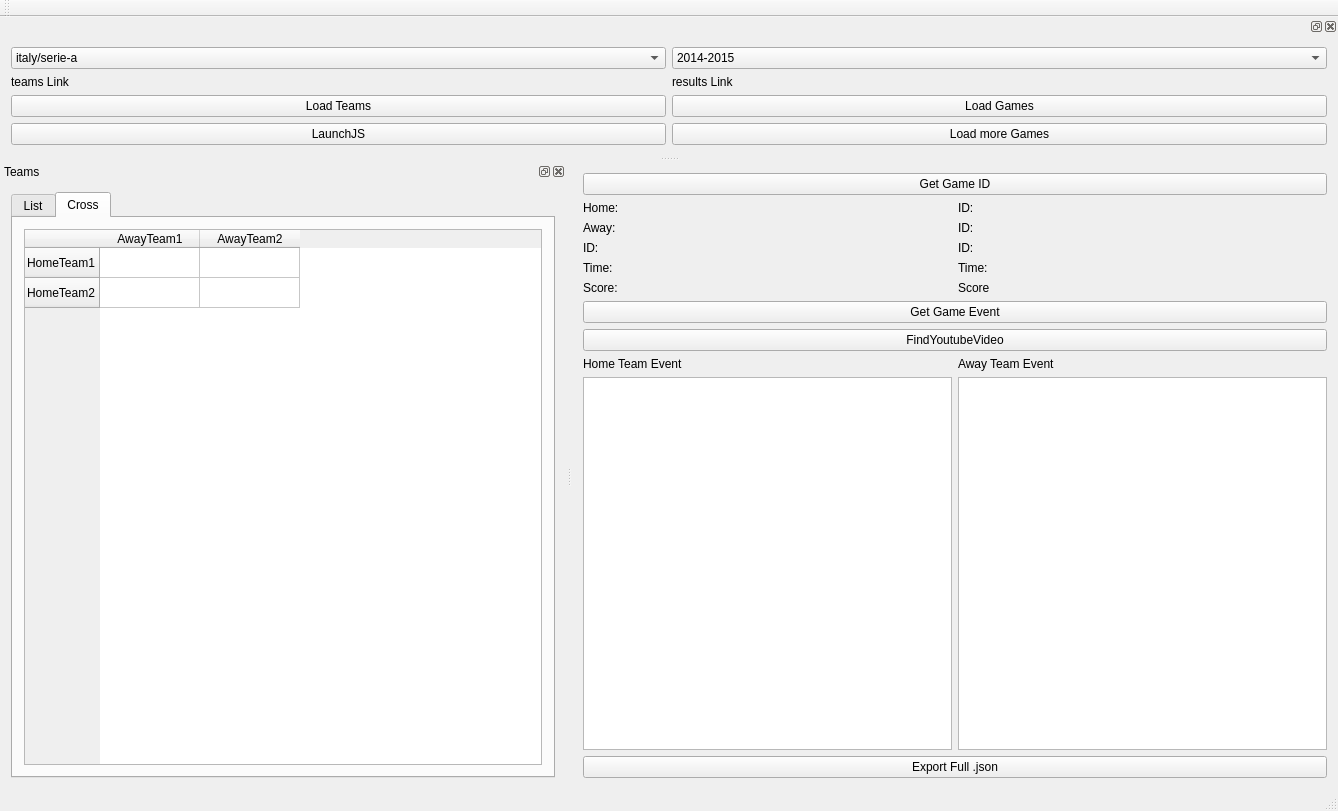
SilvioGiancola/Parser, file mainwindow.ui: the form before one commit.
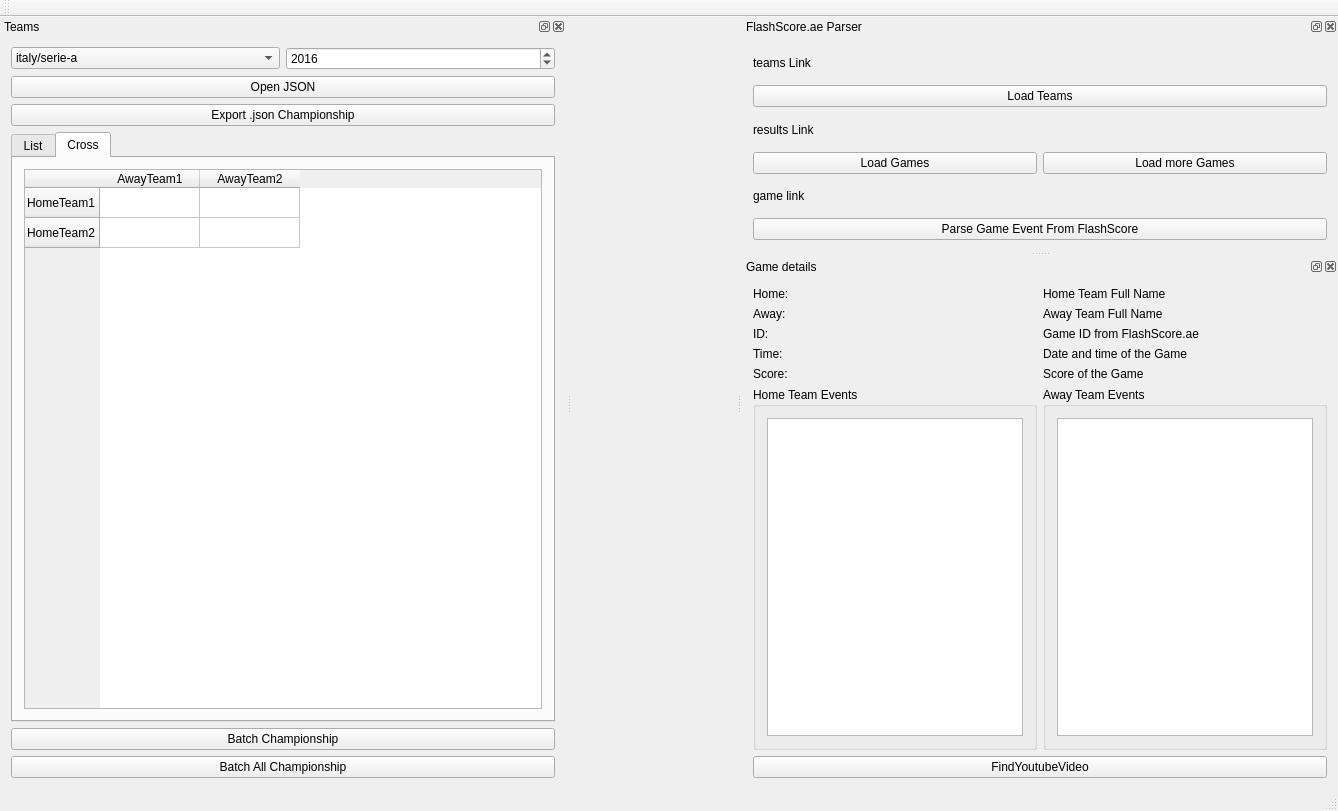
The form after the commit.

Commit message: Batch main european chamionships

Patch:
```diff
--- a/mainwindow.ui
+++ b/mainwindow.ui
@@ -14,129 +14,7 @@
    <string>MainWindow</string>
   </property>
   <widget class="QWidget" name="centralWidget">
-   <layout class="QGridLayout" name="gridLayout_3">
-    <item row="10" column="1">
-     <widget class="QListWidget" name="listWidget_eventAway"/>
-    </item>
-    <item row="3" column="0">
-     <widget class="QLabel" name="label_4">
-      <property name="text">
-       <string>ID:</string>
-      </property>
-     </widget>
-    </item>
-    <item row="3" column="1">
-     <widget class="QLabel" name="label_ID">
-      <property name="text">
-       <string>ID:</string>
-      </property>
-     </widget>
-    </item>
-    <item row="5" column="1">
-     <widget class="QLabel" name="label_Score">
-      <property name="text">
-       <string>Score</string>
-      </property>
-     </widget>
-    </item>
-    <item row="1" column="1">
-     <widget class="QLabel" name="label_HomeTeam">
-      <property name="text">
-       <string>ID:</string>
-      </property>
-     </widget>
-    </item>
-    <item row="10" column="0">
-     <widget class="QListWidget" name="listWidget_eventHome"/>
-    </item>
-    <item row="2" column="0">
-     <widget class="QLabel" name="label_6">
-      <property name="text">
-       <string>Away:</string>
-      </property>
-     </widget>
-    </item>
-    <item row="4" column="1">
-     <widget class="QLabel" name="label_Time">
-      <property name="text">
-       <string>Time:</string>
-      </property>
-     </widget>
-    </item>
-    <item row="6" column="0" colspan="2">
-     <widget class="QPushButton" name="pushButton_GetGameDetails">
-      <property name="text">
-       <string>Get Game Event</string>
-      </property>
-     </widget>
-    </item>
-    <item row="5" column="0">
-     <widget class="QLabel" name="label_5">
-      <property name="text">
-       <string>Score:</string>
-      </property>
-     </widget>
-    </item>
-    <item row="1" column="0">
-     <widget class="QLabel" name="label_7">
-      <property name="text">
-       <string>Home:</string>
-      </property>
-     </widget>
-    </item>
-    <item row="4" column="0">
-     <widget class="QLabel" name="label_3">
-      <property name="text">
-       <string>Time:</string>
-      </property>
-     </widget>
-    </item>
-    <item row="0" column="0" colspan="2">
-     <widget class="QPushButton" name="pushButton_GetGameID">
-      <property name="text">
-       <string>Get Game ID</string>
-      </property>
-     </widget>
-    </item>
-    <item row="2" column="1">
-     <widget class="QLabel" name="label_AwayTeam">
-      <property name="text">
-       <string>ID:</string>
-      </property>
-      <property name="openExternalLinks">
-       <bool>true</bool>
-      </property>
-     </widget>
-    </item>
-    <item row="8" column="0">
-     <widget class="QLabel" name="label_8">
-      <property name="text">
-       <string>Home Team Event</string>
-      </property>
-     </widget>
-    </item>
-    <item row="8" column="1">
-     <widget class="QLabel" name="label_9">
-      <property name="text">
-       <string>Away Team Event</string>
-      </property>
-     </widget>
-    </item>
-    <item row="7" column="0" colspan="2">
-     <widget class="QPushButton" name="pushButton_FindYoutubeVideo">
-      <property name="text">
-       <string>FindYoutubeVideo</string>
-      </property>
-     </widget>
-    </item>
-    <item row="11" column="0" colspan="2">
-     <widget class="QPushButton" name="pushButton_ExportJSON">
-      <property name="text">
-       <string>Export Full .json</string>
-      </property>
-     </widget>
-    </item>
-   </layout>
+   <layout class="QGridLayout" name="gridLayout_3"/>
   </widget>
   <widget class="QMenuBar" name="menuBar">
    <property name="geometry">
@@ -157,101 +35,10 @@
    </attribute>
   </widget>
   <widget class="QStatusBar" name="statusBar"/>
-  <widget class="QDockWidget" name="dockWidget">
-   <attribute name="dockWidgetArea">
-    <number>4</number>
-   </attribute>
-   <widget class="QWidget" name="dockWidgetContents_2">
-    <layout class="QGridLayout" name="gridLayout_2">
-     <item row="0" column="0">
-      <widget class="QComboBox" name="comboBox_league">
-       <item>
-        <property name="text">
-         <string>italy/serie-a</string>
-        </property>
-       </item>
-       <item>
-        <property name="text">
-         <string>germany/bundesliga</string>
-        </property>
-       </item>
-       <item>
-        <property name="text">
-         <string>spain/laliga</string>
-        </property>
-       </item>
-       <item>
-        <property name="text">
-         <string>england/epl</string>
-        </property>
-       </item>
-       <item>
-        <property name="text">
-         <string>france/ligue-1</string>
-        </property>
-       </item>
-      </widget>
-     </item>
-     <item row="0" column="2">
-      <widget class="QComboBox" name="comboBox_season">
-       <item>
-        <property name="text">
-         <string>2014-2015</string>
-        </property>
-       </item>
-       <item>
-        <property name="text">
-         <string>2015-2016</string>
-        </property>
-       </item>
-      </widget>
-     </item>
-     <item row="2" column="0">
-      <widget class="QPushButton" name="pushButton_LoadTeams">
-       <property name="text">
-        <string>Load Teams</string>
-       </property>
-      </widget>
-     </item>
-     <item row="3" column="2">
-      <widget class="QPushButton" name="pushButton_LoadMore">
-       <property name="text">
-        <string>Load more Games</string>
-       </property>
-      </widget>
-     </item>
-     <item row="1" column="2">
-      <widget class="QLabel" name="label_linkResults">
-       <property name="text">
-        <string>results Link</string>
-       </property>
-      </widget>
-     </item>
-     <item row="1" column="0">
-      <widget class="QLabel" name="label_linkTeams">
-       <property name="text">
-        <string>teams Link</string>
-       </property>
-      </widget>
-     </item>
-     <item row="3" column="0">
-      <widget class="QPushButton" name="pushButton_launchJS">
-       <property name="text">
-        <string>LaunchJS</string>
-       </property>
-      </widget>
-     </item>
-     <item row="2" column="2">
-      <widget class="QPushButton" name="pushButton_LoadGames">
-       <property name="text">
-        <string>Load Games</string>
-       </property>
-      </widget>
-     </item>
-    </layout>
-   </widget>
-  </widget>
   <widget class="QDockWidget" name="dockWidget_Teams">
+   <property name="enabled">
+    <bool>true</bool>
+   </property>
    <property name="windowTitle">
     <string>Teams</string>
    </property>
@@ -260,8 +47,25 @@
    </attribute>
    <widget class="QWidget" name="dockWidgetContents">
     <layout class="QGridLayout" name="gridLayout">
-     <item row="0" column="1">
+     <item row="5" column="1">
+      <widget class="QPushButton" name="pushButton_BatchChampionship">
+       <property name="text">
+        <string>Batch Championship</string>
+       </property>
+      </widget>
+     </item>
+     <item row="2" column="1">
+      <widget class="QPushButton" name="pushButton_OpenJSON">
+       <property name="text">
+        <string>Open JSON</string>
+       </property>
+      </widget>
+     </item>
+     <item row="4" column="1">
       <widget class="QTabWidget" name="tabWidget">
+       <property name="enabled">
+        <bool>true</bool>
+       </property>
        <property name="currentIndex">
         <number>1</number>
        </property>
@@ -293,6 +97,9 @@
         </layout>
        </widget>
        <widget class="QWidget" name="tab_2">
+        <property name="enabled">
+         <bool>true</bool>
+        </property>
         <attribute name="title">
          <string>Cross</string>
         </attribute>
@@ -323,6 +130,249 @@
          </item>
         </layout>
        </widget>
+      </widget>
+     </item>
+     <item row="3" column="1">
+      <widget class="QPushButton" name="pushButton_ExportJSON">
+       <property name="text">
+        <string>Export .json Championship</string>
+       </property>
+      </widget>
+     </item>
+     <item row="1" column="1">
+      <layout class="QHBoxLayout" name="horizontalLayout">
+       <item>
+        <widget class="QComboBox" name="comboBox_league">
+         <item>
+          <property name="text">
+           <string>italy/serie-a</string>
+          </property>
+         </item>
+         <item>
+          <property name="text">
+           <string>germany/bundesliga</string>
+          </property>
+         </item>
+         <item>
+          <property name="text">
+           <string>spain/laliga</string>
+          </property>
+         </item>
+         <item>
+          <property name="text">
+           <string>england/epl</string>
+          </property>
+         </item>
+         <item>
+          <property name="text">
+           <string>france/ligue-1</string>
+          </property>
+         </item>
+        </widget>
+       </item>
+       <item>
+        <widget class="QSpinBox" name="spinBox_year">
+         <property name="minimum">
+          <number>2000</number>
+         </property>
+         <property name="maximum">
+          <number>2020</number>
+         </property>
+         <property name="value">
+          <number>2016</number>
+         </property>
+        </widget>
+       </item>
+      </layout>
+     </item>
+     <item row="6" column="1">
+      <widget class="QPushButton" name="pushButton_BatchAllChampionship">
+       <property name="text">
+        <string>Batch All Championship</string>
+       </property>
+      </widget>
+     </item>
+    </layout>
+   </widget>
+  </widget>
+  <widget class="QDockWidget" name="dockWidget_2">
+   <property name="maximumSize">
+    <size>
+     <width>600</width>
+     <height>524287</height>
+    </size>
+   </property>
+   <property name="windowTitle">
+    <string>FlashScore.ae Parser</string>
+   </property>
+   <attribute name="dockWidgetArea">
+    <number>2</number>
+   </attribute>
+   <widget class="QWidget" name="dockWidgetContents_3">
+    <layout class="QGridLayout" name="gridLayout_8">
+     <item row="3" column="1">
+      <widget class="QPushButton" name="pushButton_LoadMore">
+       <property name="text">
+        <string>Load more Games</string>
+       </property>
+      </widget>
+     </item>
+     <item row="1" column="0" colspan="2">
+      <widget class="QPushButton" name="pushButton_LoadTeams">
+       <property name="text">
+        <string>Load Teams</string>
+       </property>
+      </widget>
+     </item>
+     <item row="2" column="0" colspan="2">
+      <widget class="QLabel" name="label_linkResults">
+       <property name="text">
+        <string>results Link</string>
+       </property>
+      </widget>
+     </item>
+     <item row="3" column="0">
+      <widget class="QPushButton" name="pushButton_LoadGames">
+       <property name="text">
+        <string>Load Games</string>
+       </property>
+      </widget>
+     </item>
+     <item row="0" column="0" colspan="2">
+      <widget class="QLabel" name="label_linkTeams">
+       <property name="text">
+        <string>teams Link</string>
+       </property>
+      </widget>
+     </item>
+     <item row="4" column="0" colspan="2">
+      <widget class="QLabel" name="label_linkGame">
+       <property name="text">
+        <string>game link</string>
+       </property>
+      </widget>
+     </item>
+     <item row="5" column="0" colspan="2">
+      <widget class="QPushButton" name="pushButton_GetGameDetails">
+       <property name="text">
+        <string>Parse Game Event From FlashScore</string>
+       </property>
+      </widget>
+     </item>
+    </layout>
+   </widget>
+  </widget>
+  <widget class="QDockWidget" name="dockWidget_3">
+   <property name="windowTitle">
+    <string>Game details</string>
+   </property>
+   <attribute name="dockWidgetArea">
+    <number>2</number>
+   </attribute>
+   <widget class="QWidget" name="dockWidgetContents_4">
+    <layout class="QGridLayout" name="gridLayout_9">
+     <item row="3" column="0">
+      <widget class="QLabel" name="label_3">
+       <property name="text">
+        <string>Time:</string>
+       </property>
+      </widget>
+     </item>
+     <item row="1" column="0">
+      <widget class="QLabel" name="label_6">
+       <property name="text">
+        <string>Away:</string>
+       </property>
+      </widget>
+     </item>
+     <item row="5" column="1">
+      <widget class="QGroupBox" name="groupBox_2">
+       <property name="title">
+        <string>Away Team Events</string>
+       </property>
+       <layout class="QGridLayout" name="gridLayout_7">
+        <item row="0" column="0">
+         <widget class="QListWidget" name="listWidget_eventAway"/>
+        </item>
+       </layout>
+      </widget>
+     </item>
+     <item row="5" column="0">
+      <widget class="QGroupBox" name="groupBox">
+       <property name="title">
+        <string>Home Team Events</string>
+       </property>
+       <layout class="QGridLayout" name="gridLayout_6">
+        <item row="0" column="0">
+         <widget class="QListWidget" name="listWidget_eventHome"/>
+        </item>
+       </layout>
+      </widget>
+     </item>
+     <item row="4" column="1">
+      <widget class="QLabel" name="label_Score">
+       <property name="text">
+        <string>Score of the Game</string>
+       </property>
+      </widget>
+     </item>
+     <item row="0" column="1">
+      <widget class="QLabel" name="label_HomeTeam">
+       <property name="text">
+        <string>Home Team Full Name</string>
+       </property>
+      </widget>
+     </item>
+     <item row="4" column="0">
+      <widget class="QLabel" name="label_5">
+       <property name="text">
+        <string>Score:</string>
+       </property>
+      </widget>
+     </item>
+     <item row="2" column="1">
+      <widget class="QLabel" name="label_ID">
+       <property name="text">
+        <string>Game ID from FlashScore.ae</string>
+       </property>
+      </widget>
+     </item>
+     <item row="1" column="1">
+      <widget class="QLabel" name="label_AwayTeam">
+       <property name="text">
+        <string>Away Team Full Name</string>
+       </property>
+       <property name="openExternalLinks">
+        <bool>true</bool>
+       </property>
+      </widget>
+     </item>
+     <item row="2" column="0">
+      <widget class="QLabel" name="label_4">
+       <property name="text">
+        <string>ID:</string>
+       </property>
+      </widget>
+     </item>
+     <item row="3" column="1">
+      <widget class="QLabel" name="label_Time">
+       <property name="text">
+        <string>Date and time of the Game</string>
+       </property>
+      </widget>
+     </item>
+     <item row="0" column="0">
+      <widget class="QLabel" name="label_7">
+       <property name="text">
+        <string>Home:</string>
+       </property>
+      </widget>
+     </item>
+     <item row="6" column="0" colspan="2">
+      <widget class="QPushButton" name="pushButton_FindYoutubeVideo">
+       <property name="text">
+        <string>FindYoutubeVideo</string>
+       </property>
       </widget>
      </item>
     </layout>
```
Left out of the diff: 4 changed lines with no effect on the pictures. The commit also changes 10 other files.
